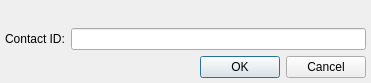
Before: the Qt Designer form src/plugins/gateways/addlegacycontactdialog.ui in vacuum-im/vacuum-im, drawn with Qt 5.
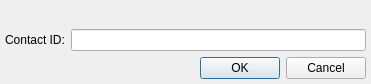
After: the same form once the commit is applied.

Patch:
```diff
--- a/src/plugins/gateways/addlegacycontactdialog.ui
+++ b/src/plugins/gateways/addlegacycontactdialog.ui
@@ -9,7 +9,7 @@
     <x>0</x>
     <y>0</y>
     <width>371</width>
-    <height>83</height>
+    <height>84</height>
    </rect>
   </property>
   <property name="windowTitle" >
@@ -61,7 +61,7 @@
    <item>
     <widget class="QDialogButtonBox" name="dbbButtons" >
      <property name="standardButtons" >
-      <set>QDialogButtonBox::Cancel|QDialogButtonBox::NoButton|QDialogButtonBox::Ok</set>
+      <set>QDialogButtonBox::Cancel|QDialogButtonBox::Ok</set>
      </property>
     </widget>
    </item>
```
Left out of the diff: 14 changed lines with no effect on the pictures.
